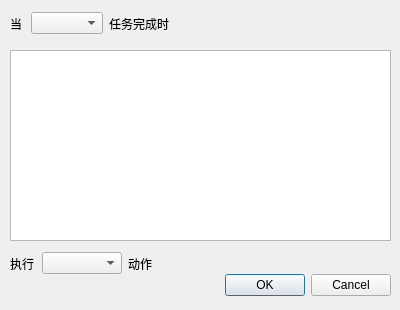
Old version of the form src/frontend/ui/scheduler.ui in the repository Xinkai/XwareDesktop.
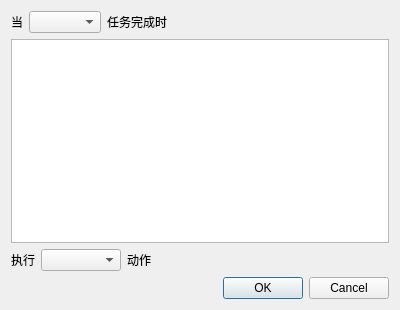
New version of the form. Icons and pictures are not drawn.

Commit message: #92: complete removal of etmpy; make scheduler work with SchedulerModel, sort of

The edit to the form file:
```diff
--- a/src/frontend/ui/scheduler.ui
+++ b/src/frontend/ui/scheduler.ui
@@ -13,24 +13,12 @@
     <height>310</height>
    </rect>
   </property>
-  <property name="sizePolicy">
-   <sizepolicy hsizetype="Fixed" vsizetype="Fixed">
-    <horstretch>0</horstretch>
-    <verstretch>0</verstretch>
-   </sizepolicy>
-  </property>
   <property name="minimumSize">
    <size>
     <width>400</width>
     <height>310</height>
    </size>
   </property>
-  <property name="maximumSize">
-   <size>
-    <width>400</width>
-    <height>310</height>
-   </size>
-  </property>
   <property name="windowTitle">
    <string>计划任务</string>
   </property>
@@ -40,50 +28,48 @@
   <property name="locale">
    <locale language="Chinese" country="China"/>
   </property>
-  <widget class="QDialogButtonBox" name="buttonBox">
-   <property name="geometry">
-    <rect>
-     <x>10</x>
-     <y>270</y>
-     <width>381</width>
-     <height>31</height>
-    </rect>
+  <layout class="QFormLayout" name="formLayout">
+   <property name="fieldGrowthPolicy">
+    <enum>QFormLayout::AllNonFixedFieldsGrow</enum>
    </property>
-   <property name="orientation">
-    <enum>Qt::Horizontal</enum>
-   </property>
-   <property name="standardButtons">
-    <set>QDialogButtonBox::Cancel|QDialogButtonBox::Ok</set>
-   </property>
-  </widget>
-  <widget class="QListWidget" name="listWidget_tasks">
-   <property name="geometry">
-    <rect>
-     <x>10</x>
-     <y>50</y>
-     <width>381</width>
-     <height>191</height>
-    </rect>
-   </property>
-   <property name="editTriggers">
-    <set>QAbstractItemView::NoEditTriggers</set>
-   </property>
-   <property name="selectionMode">
-    <enum>QAbstractItemView::MultiSelection</enum>
-   </property>
-   <property name="selectionBehavior">
-    <enum>QAbstractItemView::SelectRows</enum>
-   </property>
-  </widget>
-  <widget class="QWidget" name="layoutWidget">
-   <property name="geometry">
-    <rect>
-     <x>10</x>
-     <y>250</y>
-     <width>144</width>
-     <height>27</height>
-    </rect>
-   </property>
+   <item row="0" column="0">
+    <layout class="QHBoxLayout" name="horizontalLayout_2">
+     <item>
+      <widget class="QLabel" name="label">
+       <property name="text">
+        <string>当</string>
+       </property>
+       <property name="buddy">
+        <cstring>comboBox_actWhen</cstring>
+       </property>
+      </widget>
+     </item>
+     <item>
+      <widget class="QComboBox" name="comboBox_actWhen"/>
+     </item>
+     <item>
+      <widget class="QLabel" name="label_4">
+       <property name="text">
+        <string>任务完成时</string>
+       </property>
+       <property name="buddy">
+        <cstring>comboBox_actWhen</cstring>
+       </property>
+      </widget>
+     </item>
+    </layout>
+   </item>
+   <item row="1" column="0" colspan="2">
+    <widget class="QListView" name="listView_runningTasks">
+     <property name="sizePolicy">
+      <sizepolicy hsizetype="Expanding" vsizetype="Expanding">
+       <horstretch>0</horstretch>
+       <verstretch>1</verstretch>
+      </sizepolicy>
+     </property>
+    </widget>
+   </item>
+   <item row="2" column="0">
    <layout class="QHBoxLayout" name="horizontalLayout">
     <item>
      <widget class="QLabel" name="label_2">
@@ -116,42 +102,18 @@
      </widget>
     </item>
    </layout>
-  </widget>
-  <widget class="QWidget" name="layoutWidget">
-   <property name="geometry">
-    <rect>
-     <x>10</x>
-     <y>10</y>
-     <width>159</width>
-     <height>27</height>
-    </rect>
-   </property>
-   <layout class="QHBoxLayout" name="horizontalLayout_2">
-    <item>
-     <widget class="QLabel" name="label">
-      <property name="text">
-       <string>当</string>
-      </property>
-      <property name="buddy">
-       <cstring>comboBox_actWhen</cstring>
-      </property>
-     </widget>
-    </item>
-    <item>
-     <widget class="QComboBox" name="comboBox_actWhen"/>
-    </item>
-    <item>
-     <widget class="QLabel" name="label_4">
-      <property name="text">
-       <string>任务完成时</string>
-      </property>
-      <property name="buddy">
-       <cstring>comboBox_actWhen</cstring>
+   </item>
+   <item row="3" column="1">
+    <widget class="QDialogButtonBox" name="buttonBox">
+     <property name="orientation">
+      <enum>Qt::Horizontal</enum>
+     </property>
+     <property name="standardButtons">
+      <set>QDialogButtonBox::Cancel|QDialogButtonBox::Ok</set>
       </property>
      </widget>
     </item>
    </layout>
-  </widget>
  </widget>
  <tabstops>
   <tabstop>comboBox_actWhen</tabstop>
```
Left out of the diff: 6 changed lines with no effect on the pictures. Lines whose indentation alone changed are shown as unchanged. The commit also changes 8 other files.
